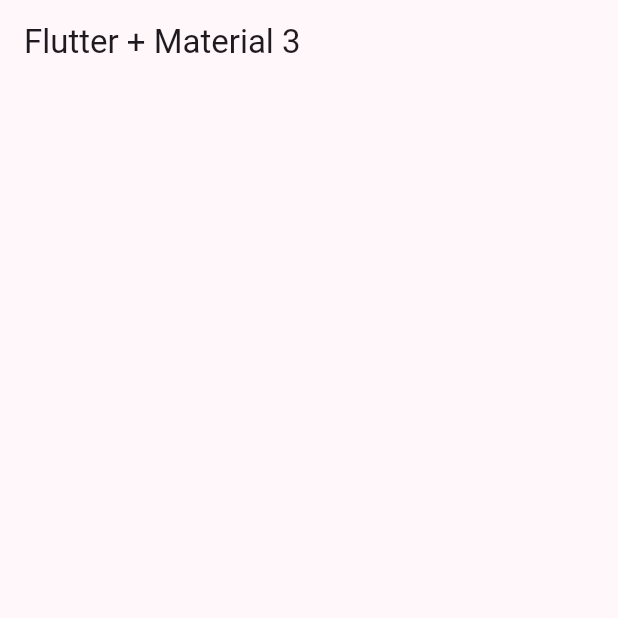
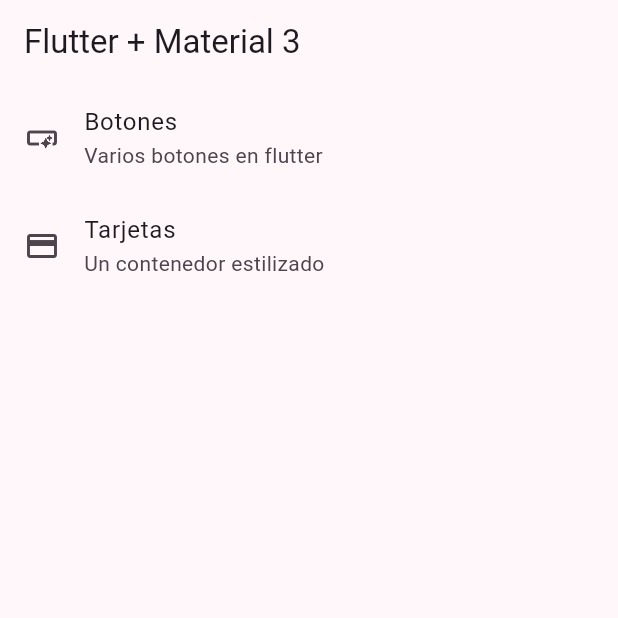
Before and after one commit to UrielCisneros/widgets_app, a Flutter app: the screen it shows after launch, on a phone screen of 412 x 824 dp, the top half of it. Run offline on Flutter 3.47's test engine with Material 2 defaults, Android fonts, the phone set to English and light mode, and no system bars.

Commit message:
Add ListTile in menu

```diff
--- a/lib/config/menu/menu_items.dart
+++ b/lib/config/menu/menu_items.dart
@@ -11,8 +11,9 @@ class MenuItems {
       required this.subTitle,
       required this.link,
       required this.icon});
+}
 
-  static const appMenuItems = <MenuItems>[
+const appMenuItems = <MenuItems>[
   MenuItems(
       title: "Botones",
       subTitle: "Varios botones en flutter",
@@ -24,4 +25,3 @@ class MenuItems {
       link: "/card",
       icon: Icons.credit_card),
 ];
-}
--- a/lib/presentation/screens/home/home_screen.dart
+++ b/lib/presentation/screens/home/home_screen.dart
@@ -1,4 +1,5 @@
 import 'package:flutter/material.dart';
+import 'package:widgets_app/config/menu/menu_items.dart';
 
 class HomeScreen extends StatelessWidget {
   const HomeScreen({super.key});
@@ -9,6 +10,40 @@ class HomeScreen extends StatelessWidget {
       appBar: AppBar(
         title: const Text("Flutter + Material 3"),
       ),
+      body: const _HomeView(),
     );
   }
 }
+
+class _HomeView extends StatelessWidget {
+  const _HomeView();
+
+  @override
+  Widget build(BuildContext context) {
+    return ListView.builder(
+        itemCount: appMenuItems.length,
+        itemBuilder: (BuildContext context, int index) {
+          final MenuItems menuItem = appMenuItems[index];
+          return _CustomListTile(menuItem: menuItem);
+        });
+  }
+}
+
+class _CustomListTile extends StatelessWidget {
+  const _CustomListTile({
+    required this.menuItem,
+  });
+
+  final MenuItems menuItem;
+
+  @override
+  Widget build(BuildContext context) {
+    final themeColor = Theme.of(context).colorScheme;
+
+    return ListTile(
+      leading: Icon(menuItem.icon),
+      title: Text(menuItem.title),
+      subtitle: Text(menuItem.subTitle),
+    );
+  }
+}
```
Lines whose indentation alone changed are shown as unchanged.
